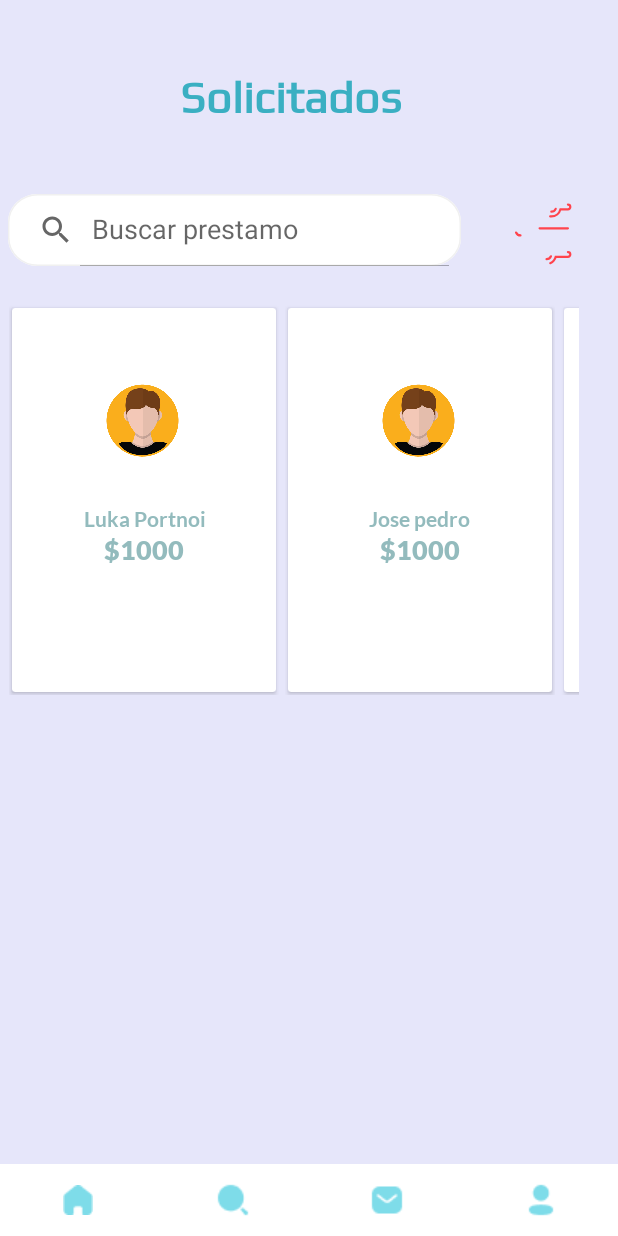
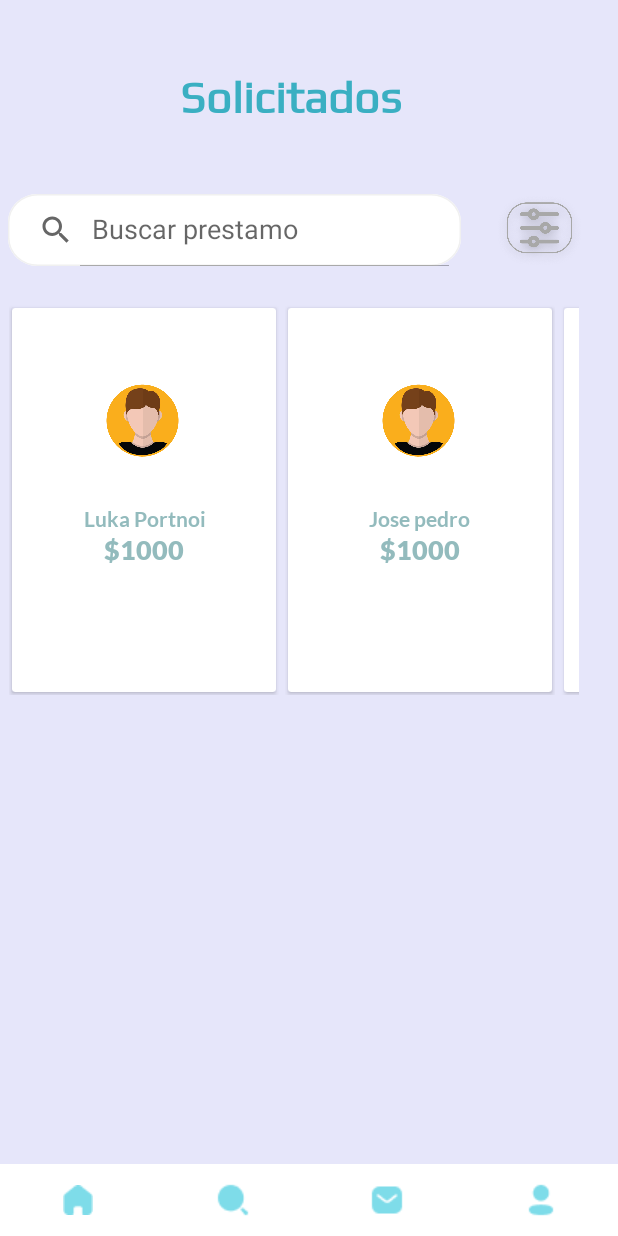
Before and after one commit to LoanGrounds/AndroidStudioLG, an Android app: the fragment LupaFragment placed in its activity, on a phone screen of 412 x 824 dp. Run offline under Robolectric (Android 15) with nearby library versions, the phone set to English and light mode, and no system bars; Roboto replaces fonts that are not available here.

Commit message:
Actualizacion
8:22

```diff
--- a/ProyectFinal/app/src/main/java/com/example/ProyectoFinal/loangrounds/Menu/LupaFragment.java
+++ b/ProyectFinal/app/src/main/java/com/example/ProyectoFinal/loangrounds/Menu/LupaFragment.java
@@ -37,7 +37,7 @@ public class LupaFragment extends Fragment implements SearchView.OnQueryTextList
     RecyclerView recyclerView;
     LupaAdapter lupaAdapter;
     SearchView buscarPrestamo;
-    LottieAnimationView filtros;
+    ImageView filtros;
 
     ArrayList<Prestamo> prestamoList;
 
@@ -94,7 +94,7 @@ public class LupaFragment extends Fragment implements SearchView.OnQueryTextList
     private void ObtenerReferencias() {
         recyclerView=(RecyclerView) layoutRhoot.findViewById(R.id.recyclerView);
         buscarPrestamo=(SearchView) layoutRhoot.findViewById(R.id.buscarPrestamo);
-        filtros=(LottieAnimationView) layoutRhoot.findViewById(R.id.animation_view2);
+        filtros=(ImageView) layoutRhoot.findViewById(R.id.imageView4);
     }
 
     private void initListeners(){
--- a/ProyectFinal/app/src/main/res/layout/fragment_lupa.xml
+++ b/ProyectFinal/app/src/main/res/layout/fragment_lupa.xml
@@ -38,16 +38,16 @@
 
                 android:iconifiedByDefault="false"
 
-                android:queryHint="Buscar prestamo" />
+                android:queryHint="Buscar prestamo">
 
-            <com.airbnb.lottie.LottieAnimationView
-                android:id="@+id/animation_view2"
+            </SearchView>
+
+            <ImageView
+                android:id="@+id/imageView4"
                 android:layout_width="match_parent"
                 android:layout_height="match_parent"
-                app:lottie_autoPlay="true"
-                app:lottie_fileName="filter-animation.json"
-                app:lottie_imageAssetsFolder="assets"
-                app:lottie_loop="true" />
+                android:layout_weight="1"
+                android:src="@drawable/filtros" />
 
         </LinearLayout>
 
```
Also changed, not shown: ProyectFinal/app/src/main/assets/filter-animation.json (deleted, +0 -1 lines), ProyectFinal/app/src/main/assets/like.json (deleted, +0 -1 lines), ProyectFinal/app/src/main/java/com/example/ProyectoFinal/loangrounds/Menu/AtencionClienteFragment.java (added, +66 -0 lines), ProyectFinal/app/src/main/java/com/example/ProyectoFinal/loangrounds/Menu/ConfiguracionFragment.java (added, +66 -0 lines), ProyectFinal/app/src/main/java/com/example/ProyectoFinal/loangrounds/Menu/PrestamosRecientesFragment.java (added, +66 -0 lines), ProyectFinal/app/src/main/res/layout/fragment_atencion_cliente.xml (added, +14 -0 lines), ProyectFinal/app/src/main/res/layout/fragment_configuracion.xml (added, +14 -0 lines), ProyectFinal/app/src/main/res/layout/fragment_prestamos_recientes.xml (added, +14 -0 lines), 141 other files.
